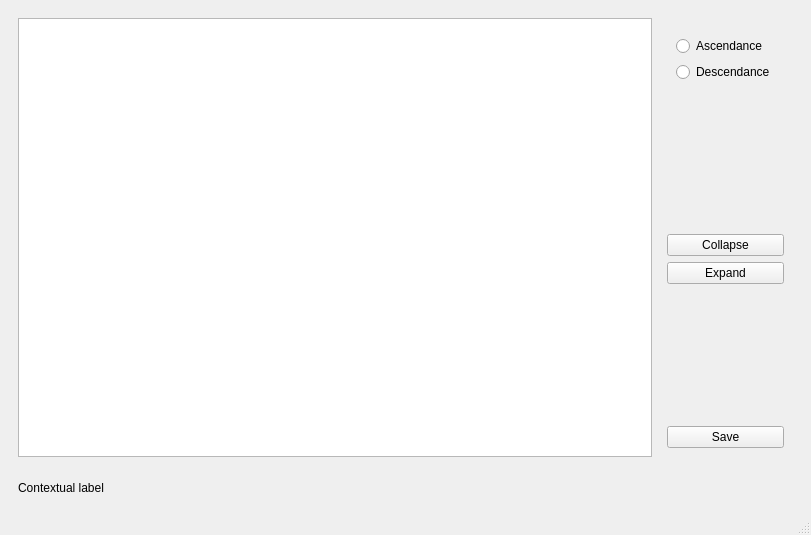
Above: UI/TreeViewer/treeviewer.ui from D-Berdeja-Suarez/FamilyTree before the change. Below: the same form after it.
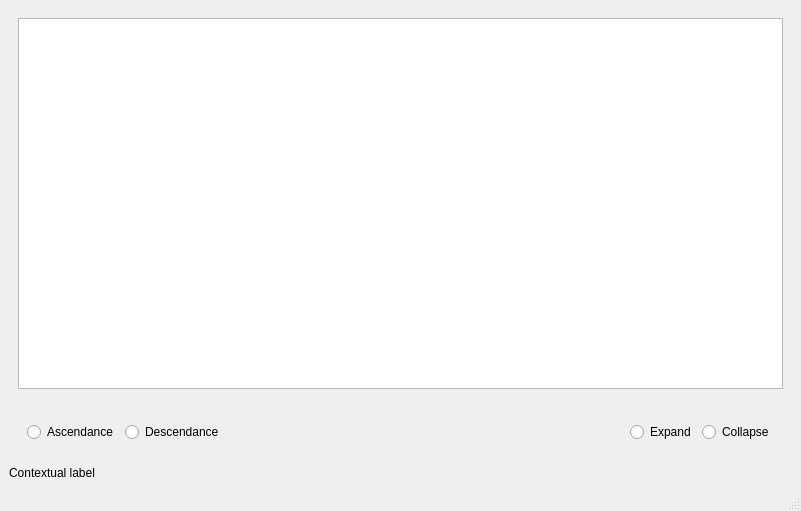
That is the form after the change.

Patch:
```diff
--- a/UI/TreeViewer/treeviewer.ui
+++ b/UI/TreeViewer/treeviewer.ui
@@ -6,8 +6,8 @@
    <rect>
     <x>0</x>
     <y>0</y>
-    <width>811</width>
-    <height>535</height>
+    <width>801</width>
+    <height>511</height>
    </rect>
   </property>
   <property name="windowTitle">
@@ -21,94 +21,86 @@
        <item>
         <widget class="QTreeView" name="treeView"/>
        </item>
+      </layout>
+     </widget>
+    </item>
        <item>
-        <widget class="QWidget" name="widget_5" native="true">
-         <layout class="QVBoxLayout" name="verticalLayout_3">
+     <widget class="QWidget" name="widget_2" native="true">
+      <layout class="QHBoxLayout" name="horizontalLayout">
           <item>
            <widget class="QWidget" name="widget_8" native="true">
             <property name="layoutDirection">
              <enum>Qt::LayoutDirection::RightToLeft</enum>
             </property>
-            <layout class="QVBoxLayout" name="verticalLayout_4">
+         <layout class="QHBoxLayout" name="horizontalLayout_2">
              <item>
               <widget class="QRadioButton" name="rb_desc">
                <property name="layoutDirection">
                 <enum>Qt::LayoutDirection::LeftToRight</enum>
                </property>
                <property name="text">
-                <string>Ascendance</string>
-               </property>
-              </widget>
-             </item>
-             <item>
-              <widget class="QRadioButton" name="rb_asc">
-               <property name="layoutDirection">
-                <enum>Qt::LayoutDirection::LeftToRight</enum>
-               </property>
-               <property name="text">
                 <string>Descendance</string>
                </property>
               </widget>
              </item>
+          <item>
+           <widget class="QRadioButton" name="rb_asc">
+            <property name="layoutDirection">
+             <enum>Qt::LayoutDirection::LeftToRight</enum>
+            </property>
+            <property name="text">
+             <string>Ascendance</string>
+            </property>
+           </widget>
+          </item>
             </layout>
            </widget>
           </item>
           <item>
-           <spacer name="verticalSpacer_2">
+        <spacer name="horizontalSpacer">
             <property name="orientation">
-             <enum>Qt::Orientation::Vertical</enum>
+          <enum>Qt::Orientation::Horizontal</enum>
             </property>
             <property name="sizeHint" stdset="0">
              <size>
-              <width>20</width>
-              <height>40</height>
+           <width>40</width>
+           <height>20</height>
              </size>
             </property>
            </spacer>
           </item>
           <item>
-           <widget class="QPushButton" name="pb_collapse_all">
+        <widget class="QWidget" name="widget_9" native="true">
+         <property name="layoutDirection">
+          <enum>Qt::LayoutDirection::RightToLeft</enum>
+         </property>
+         <layout class="QHBoxLayout" name="horizontalLayout_4">
+          <item>
+           <widget class="QRadioButton" name="rb_collapsed">
+            <property name="layoutDirection">
+             <enum>Qt::LayoutDirection::LeftToRight</enum>
+            </property>
             <property name="text">
              <string>Collapse</string>
             </property>
            </widget>
           </item>
           <item>
-           <widget class="QPushButton" name="pb_expand_all">
+           <widget class="QRadioButton" name="rb_expanded">
+            <property name="layoutDirection">
+             <enum>Qt::LayoutDirection::LeftToRight</enum>
+            </property>
             <property name="text">
              <string>Expand</string>
             </property>
            </widget>
           </item>
-          <item>
-           <spacer name="verticalSpacer">
-            <property name="orientation">
-             <enum>Qt::Orientation::Vertical</enum>
-            </property>
-            <property name="sizeHint" stdset="0">
-             <size>
-              <width>20</width>
-              <height>40</height>
-             </size>
-            </property>
-           </spacer>
-          </item>
-          <item>
-           <widget class="QPushButton" name="pb_load">
-            <property name="text">
-             <string>Save</string>
-            </property>
-           </widget>
-          </item>
          </layout>
         </widget>
        </item>
       </layout>
      </widget>
     </item>
-    <item>
-     <widget class="QWidget" name="widget_2" native="true">
-      <layout class="QVBoxLayout" name="verticalLayout_2">
        <item>
         <widget class="QLabel" name="lab_contextual">
          <property name="text">
@@ -118,15 +110,12 @@
        </item>
       </layout>
      </widget>
-    </item>
-   </layout>
-  </widget>
   <widget class="QMenuBar" name="menubar">
    <property name="geometry">
     <rect>
      <x>0</x>
      <y>0</y>
-     <width>811</width>
+     <width>801</width>
      <height>36</height>
     </rect>
    </property>
```
Lines whose indentation alone changed are shown as unchanged.
